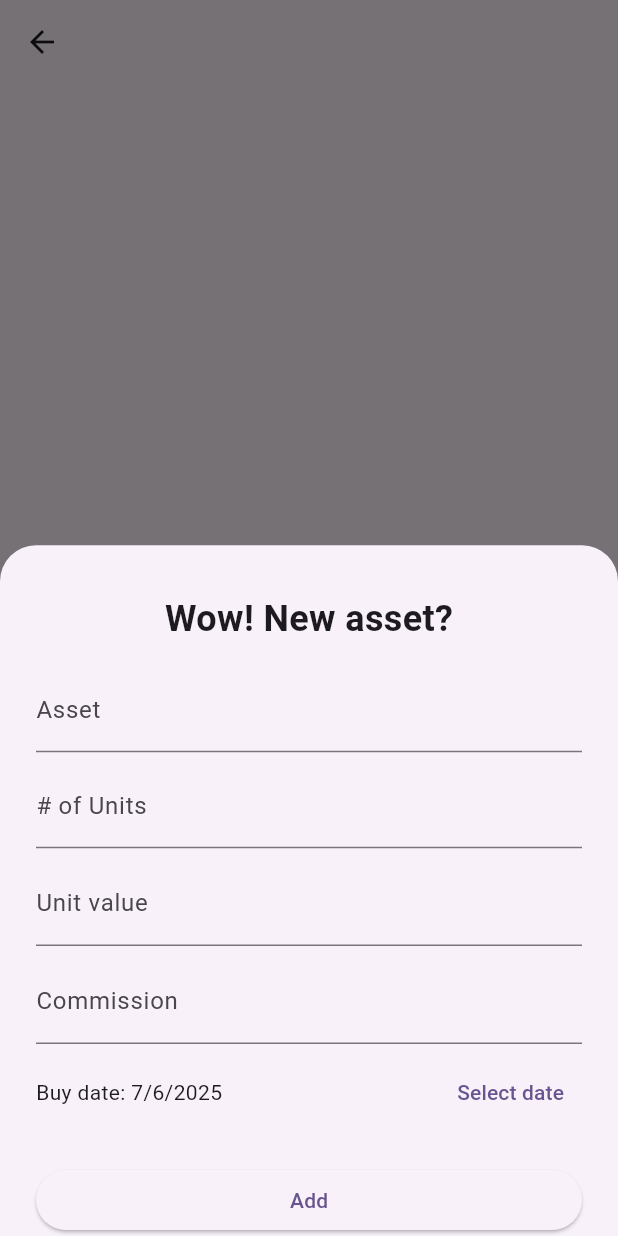
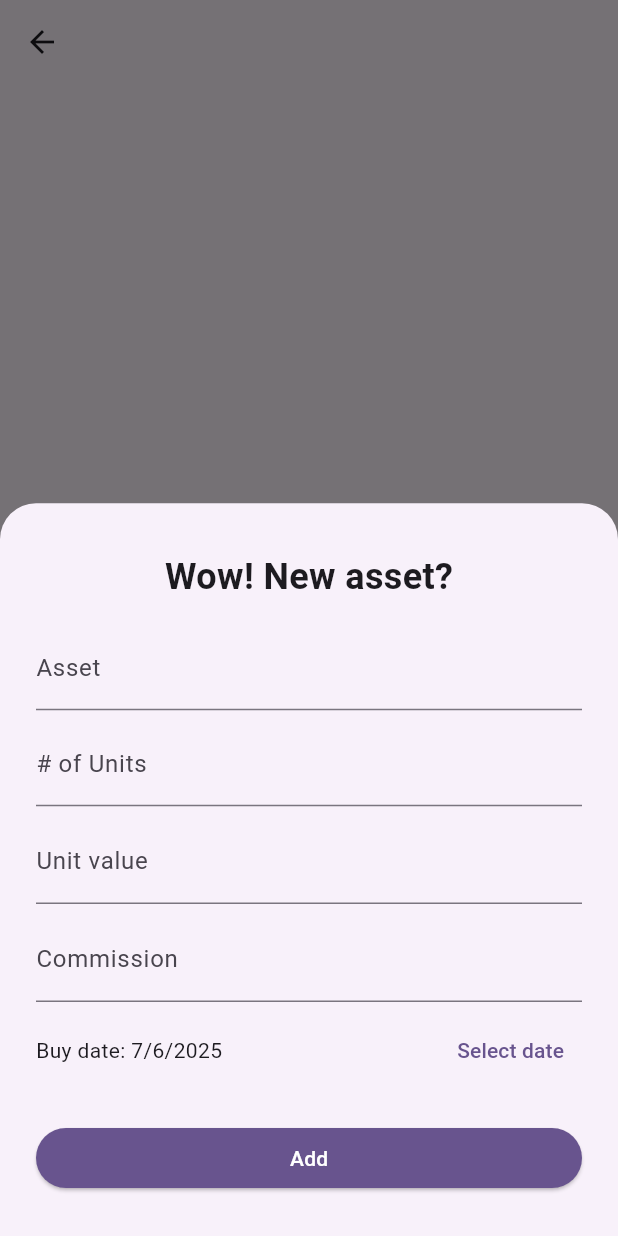
Before and after one commit to juanmjimenezs/flutter_pro, a Flutter app: the PortfolioAssetsPage screen opened directly with empty values, after a tap on the "add" icon, on a phone screen of 412 x 824 dp. Run offline on Flutter 3.47's test engine with Material 3 defaults, Android fonts, the phone set to English and light mode, and no system bars; our stand-ins replace firebase_auth, firebase_core, firebase_database; accounts and stored records are empty; generated files the repository leaves out were written again.

Commit message:
Some improvements in forms

```diff
--- a/lib/widgets/buy_form.dart
+++ b/lib/widgets/buy_form.dart
@@ -1,4 +1,5 @@
 import 'package:flutter/material.dart';
+import 'package:flutter/services.dart';
 
 class BuyForm extends StatefulWidget {
   final List<String> assets;
@@ -86,6 +87,7 @@ class _BuyFormState extends State<BuyForm> {
               ) {
                 return TextFormField(
                   controller: textEditingController,
+                  enableSuggestions: false,
                   focusNode: focusNode,
                   textCapitalization: TextCapitalization.characters,
                   onChanged: (value) {
@@ -127,6 +129,9 @@ class _BuyFormState extends State<BuyForm> {
               keyboardType: const TextInputType.numberWithOptions(
                 decimal: true,
               ),
+              inputFormatters: [
+                FilteringTextInputFormatter.allow(RegExp(r'^\d*\.?\d*')),
+              ],
               decoration: InputDecoration(
                 labelText: 'Unit value',
                 suffixText: widget.currency,
@@ -146,6 +151,9 @@ class _BuyFormState extends State<BuyForm> {
               keyboardType: const TextInputType.numberWithOptions(
                 decimal: true,
               ),
+              inputFormatters: [
+                FilteringTextInputFormatter.allow(RegExp(r'^\d*\.?\d*')),
+              ],
               decoration: InputDecoration(
                 labelText: 'Commission',
                 suffixText: widget.currency,
@@ -175,6 +183,10 @@ class _BuyFormState extends State<BuyForm> {
             SizedBox(
               width: double.infinity,
               child: ElevatedButton(
+                style: ElevatedButton.styleFrom(
+                  backgroundColor: Theme.of(context).colorScheme.primary,
+                  foregroundColor: Colors.white,
+                ),
                 onPressed: () {
                   if (_formKey.currentState?.validate() ?? false) {
                     widget.onSubmit(
@@ -189,6 +201,7 @@ class _BuyFormState extends State<BuyForm> {
                 child: const Text('Add'),
               ),
             ),
+            const SizedBox(height: 28),
           ],
         ),
       ),
```
Also changed, not shown: lib/widgets/sell_form.dart (+12 -0 lines).
